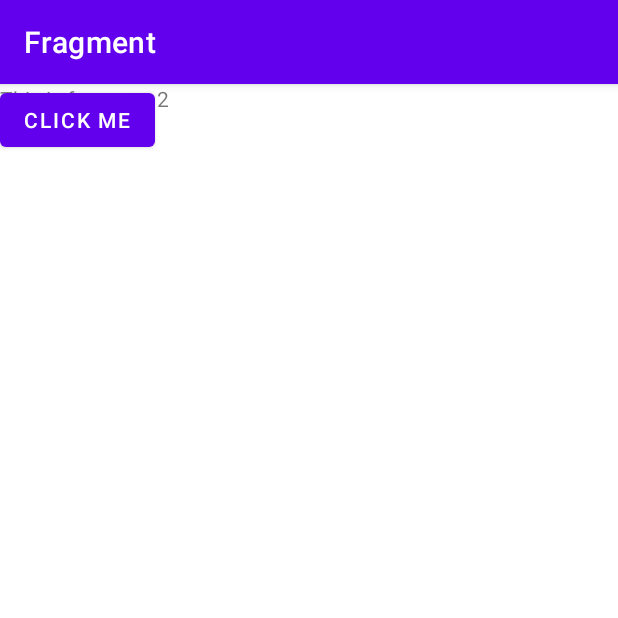
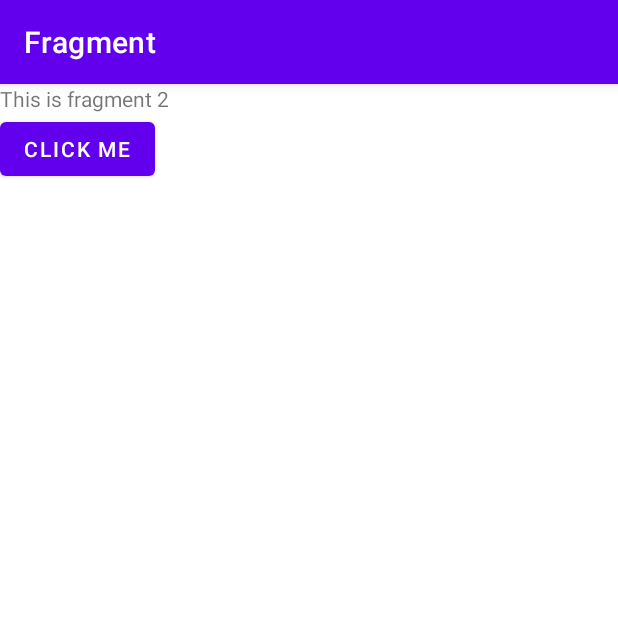
Before and after one commit to kashifisonly1/Mobile_Computing_Progress, an Android app: the fragment Fragment2 shown on its own in the app's theme, on a phone screen of 412 x 824 dp, the top half of it. Run offline under Robolectric (Android 15) with nearby library versions, the phone set to English and light mode, and no system bars.

Commit message:
fragment 2 layout issue fixed

```diff
--- a/Fragment/app/src/main/res/layout/fragment_2.xml
+++ b/Fragment/app/src/main/res/layout/fragment_2.xml
@@ -4,11 +4,13 @@
     android:layout_width="match_parent"
     android:layout_height="match_parent"
     tools:context=".Fragment2">
-
-    <!-- TODO: Update blank fragment layout -->
-    <TextView
+    <LinearLayout
         android:layout_width="match_parent"
         android:layout_height="match_parent"
+        android:orientation="vertical">
+        <TextView
+            android:layout_width="wrap_content"
+            android:layout_height="wrap_content"
             android:text="This is fragment 2" />
 
         <Button
@@ -16,5 +18,5 @@
             android:layout_width="wrap_content"
             android:layout_height="wrap_content"
             android:text="Click me"></Button>
-
+    </LinearLayout>
 </FrameLayout>
```
Lines whose indentation alone changed are shown as unchanged.
